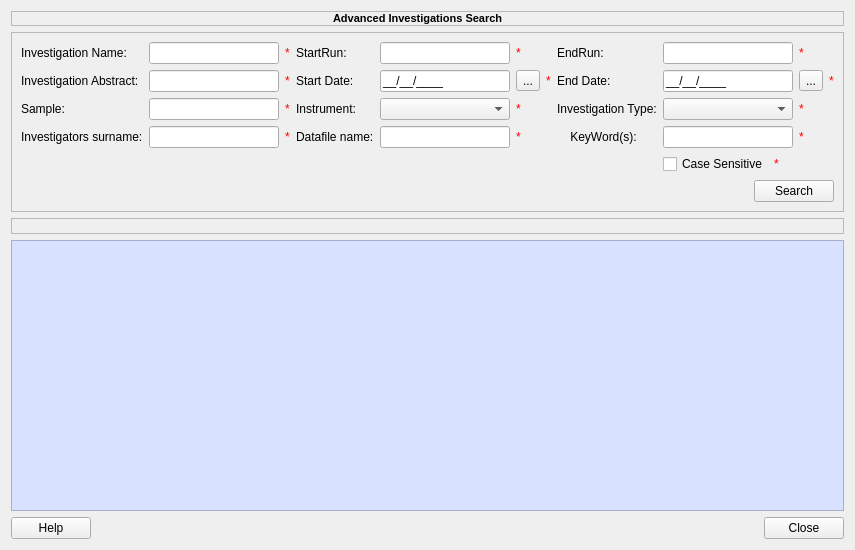
Old version of the form Code/Mantid/MantidQt/MantidWidgets/inc/MantidQtMantidWidgets/ICatAdvancedSearch.ui in the repository mantidproject/mantid.
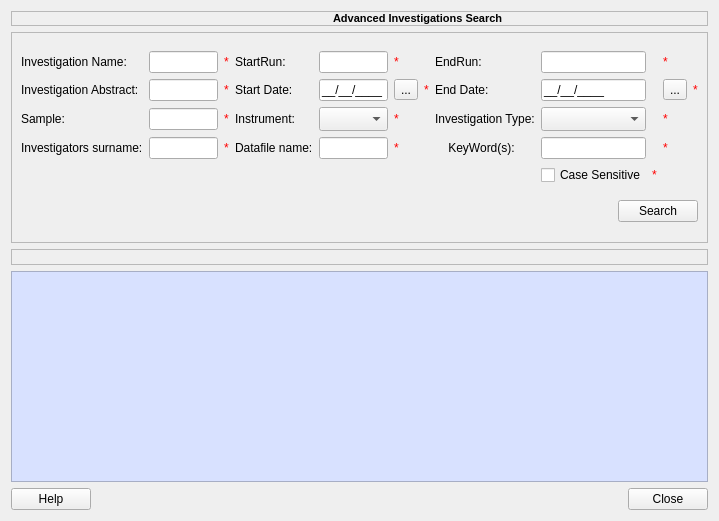
New version of the form. Icons and pictures are not drawn.

Commit message: re#1551 - fix for resizing problems.

Patch:
```diff
--- a/Code/Mantid/MantidQt/MantidWidgets/inc/MantidQtMantidWidgets/ICatAdvancedSearch.ui
+++ b/Code/Mantid/MantidQt/MantidWidgets/inc/MantidQtMantidWidgets/ICatAdvancedSearch.ui
@@ -5,15 +5,15 @@
    <rect>
     <x>0</x>
     <y>0</y>
-    <width>833</width>
-    <height>550</height>
+    <width>719</width>
+    <height>521</height>
    </rect>
   </property>
   <property name="windowTitle" >
    <string>Catalog Advanced Search</string>
   </property>
-  <layout class="QVBoxLayout" name="verticalLayout_2" >
-   <item>
+  <layout class="QGridLayout" name="gridLayout_3" >
+   <item row="0" column="0" >
     <widget class="QLabel" name="advsearchtitleLabel" >
      <property name="maximumSize" >
       <size>
@@ -39,13 +39,13 @@
      </property>
     </widget>
    </item>
-   <item>
+   <item row="1" column="0" >
     <widget class="QFrame" name="advframeWidget" >
-     <property name="maximumSize" >
-      <size>
-       <width>16777215</width>
-       <height>207</height>
-      </size>
+     <property name="sizePolicy" >
+      <sizepolicy vsizetype="Expanding" hsizetype="Expanding" >
+       <horstretch>0</horstretch>
+       <verstretch>0</verstretch>
+      </sizepolicy>
      </property>
      <property name="styleSheet" >
       <string notr="true" >background-image: url(:/BackGroundImage/ICatSearchBackGround.png);</string>
@@ -56,8 +56,8 @@
      <property name="frameShadow" >
       <enum>QFrame::Sunken</enum>
      </property>
-     <layout class="QVBoxLayout" name="verticalLayout" >
-      <item>
+     <layout class="QGridLayout" name="gridLayout_2" >
+      <item row="0" column="0" >
        <layout class="QGridLayout" name="gridLayout" >
         <item row="0" column="0" >
          <widget class="QLabel" name="invstNameLabel" >
@@ -74,12 +74,6 @@
             <verstretch>0</verstretch>
            </sizepolicy>
           </property>
-          <property name="minimumSize" >
-           <size>
-            <width>130</width>
-            <height>0</height>
-           </size>
-          </property>
          </widget>
         </item>
         <item row="0" column="2" >
@@ -107,12 +101,6 @@
             <verstretch>0</verstretch>
            </sizepolicy>
           </property>
-          <property name="minimumSize" >
-           <size>
-            <width>130</width>
-            <height>0</height>
-           </size>
-          </property>
          </widget>
         </item>
         <item row="0" column="5" >
@@ -132,7 +120,7 @@
           </property>
          </widget>
         </item>
-        <item row="0" column="8" colspan="2" >
+        <item row="0" column="8" >
          <widget class="QLineEdit" name="EndRun" >
           <property name="sizePolicy" >
            <sizepolicy vsizetype="Fixed" hsizetype="Expanding" >
@@ -140,12 +128,6 @@
             <verstretch>0</verstretch>
            </sizepolicy>
           </property>
-          <property name="minimumSize" >
-           <size>
-            <width>130</width>
-            <height>0</height>
-           </size>
-          </property>
          </widget>
         </item>
         <item row="0" column="10" >
@@ -173,12 +155,6 @@
             <verstretch>0</verstretch>
            </sizepolicy>
           </property>
-          <property name="minimumSize" >
-           <size>
-            <width>130</width>
-            <height>0</height>
-           </size>
-          </property>
          </widget>
         </item>
         <item row="1" column="2" >
@@ -206,12 +182,6 @@
             <verstretch>0</verstretch>
            </sizepolicy>
           </property>
-          <property name="minimumSize" >
-           <size>
-            <width>130</width>
-            <height>0</height>
-           </size>
-          </property>
           <property name="toolTip" >
            <string>Date in DD/MM/YYY format</string>
           </property>
@@ -253,7 +223,7 @@
           </property>
          </widget>
         </item>
-        <item row="1" column="8" colspan="2" >
+        <item row="1" column="8" >
          <widget class="QLineEdit" name="EndDate" >
           <property name="sizePolicy" >
            <sizepolicy vsizetype="Fixed" hsizetype="Expanding" >
@@ -263,7 +233,7 @@
           </property>
           <property name="minimumSize" >
            <size>
-            <width>130</width>
+            <width>0</width>
             <height>0</height>
            </size>
           </property>
@@ -316,12 +286,6 @@
             <verstretch>0</verstretch>
            </sizepolicy>
           </property>
-          <property name="minimumSize" >
-           <size>
-            <width>130</width>
-            <height>0</height>
-           </size>
-          </property>
           <property name="text" >
            <string/>
           </property>
@@ -352,18 +316,15 @@
             <verstretch>0</verstretch>
            </sizepolicy>
           </property>
-          <property name="minimumSize" >
-           <size>
-            <width>130</width>
-            <height>0</height>
-           </size>
-          </property>
           <property name="toolTip" >
            <string>Instrument Box</string>
           </property>
           <property name="styleSheet" >
            <string notr="true" >QComboBox#Instrument QListView{background-color: white;background-image: url(ICatComboBackground.png);background-attachment: scroll;}QComboBox#Instrument QListView QScrollBar:vertical{background-image: url(:/images/ICatComboVScrollbar.png); background-repeat: repeat-y; width: 17px; height:20px;} </string>
           </property>
+          <property name="sizeAdjustPolicy" >
+           <enum>QComboBox::AdjustToMinimumContentsLengthWithIcon</enum>
+          </property>
          </widget>
         </item>
         <item row="2" column="5" >
@@ -383,7 +344,7 @@
           </property>
          </widget>
         </item>
-        <item row="2" column="8" colspan="2" >
+        <item row="2" column="8" >
          <widget class="QComboBox" name="InvestigationType" >
           <property name="sizePolicy" >
            <sizepolicy vsizetype="Fixed" hsizetype="Expanding" >
@@ -391,15 +352,12 @@
             <verstretch>0</verstretch>
            </sizepolicy>
           </property>
-          <property name="minimumSize" >
-           <size>
-            <width>130</width>
-            <height>0</height>
-           </size>
-          </property>
           <property name="styleSheet" >
            <string notr="true" >QComboBox#InvestigationType QListView{background-color: white;background-image: url(ICatComboBackground.png);background-attachment: scroll;}QComboBox#InvestigationType QListView QScrollBar:vertical{background-image: url(:/images/ICatComboVScrollbar.png); background-repeat: repeat-y; width: 17px; height:20px;} </string>
           </property>
+          <property name="sizeAdjustPolicy" >
+           <enum>QComboBox::AdjustToMinimumContentsLengthWithIcon</enum>
+          </property>
          </widget>
         </item>
         <item row="2" column="10" >
@@ -427,12 +385,6 @@
             <verstretch>0</verstretch>
            </sizepolicy>
           </property>
-          <property name="minimumSize" >
-           <size>
-            <width>130</width>
-            <height>0</height>
-           </size>
-          </property>
          </widget>
         </item>
         <item row="3" column="2" >
@@ -460,12 +412,6 @@
             <verstretch>0</verstretch>
            </sizepolicy>
           </property>
-          <property name="minimumSize" >
-           <size>
-            <width>130</width>
-            <height>0</height>
-           </size>
-          </property>
          </widget>
         </item>
         <item row="3" column="5" >
@@ -485,7 +431,7 @@
           </property>
          </widget>
         </item>
-        <item row="3" column="8" colspan="2" >
+        <item row="3" column="8" >
          <widget class="QLineEdit" name="Keywords" >
           <property name="sizePolicy" >
            <sizepolicy vsizetype="Fixed" hsizetype="Expanding" >
@@ -493,12 +439,6 @@
             <verstretch>0</verstretch>
            </sizepolicy>
           </property>
-          <property name="minimumSize" >
-           <size>
-            <width>130</width>
-            <height>0</height>
-           </size>
-          </property>
          </widget>
         </item>
         <item row="3" column="10" >
@@ -530,7 +470,7 @@
         </item>
        </layout>
       </item>
-      <item>
+      <item row="1" column="0" >
        <layout class="QHBoxLayout" name="horizontalLayout_2" >
         <item>
          <spacer name="horizontalSpacer_2" >
@@ -560,7 +500,7 @@
      </layout>
     </widget>
    </item>
-   <item>
+   <item row="2" column="0" >
     <widget class="QLabel" name="advsearchLabel" >
      <property name="frameShape" >
       <enum>QFrame::StyledPanel</enum>
@@ -573,7 +513,7 @@
      </property>
     </widget>
    </item>
-   <item>
+   <item row="3" column="0" >
     <widget class="QTableWidget" name="advSearchtableWidget" >
      <property name="styleSheet" >
       <string notr="true" >background-color: rgb(216, 225, 255);</string>
@@ -589,7 +529,7 @@
      </property>
     </widget>
    </item>
-   <item>
+   <item row="4" column="0" >
     <layout class="QHBoxLayout" name="horizontalLayout" >
      <item>
       <widget class="QPushButton" name="helpButton" >
```
Left out of the diff: 4 changed lines with no effect on the pictures.
